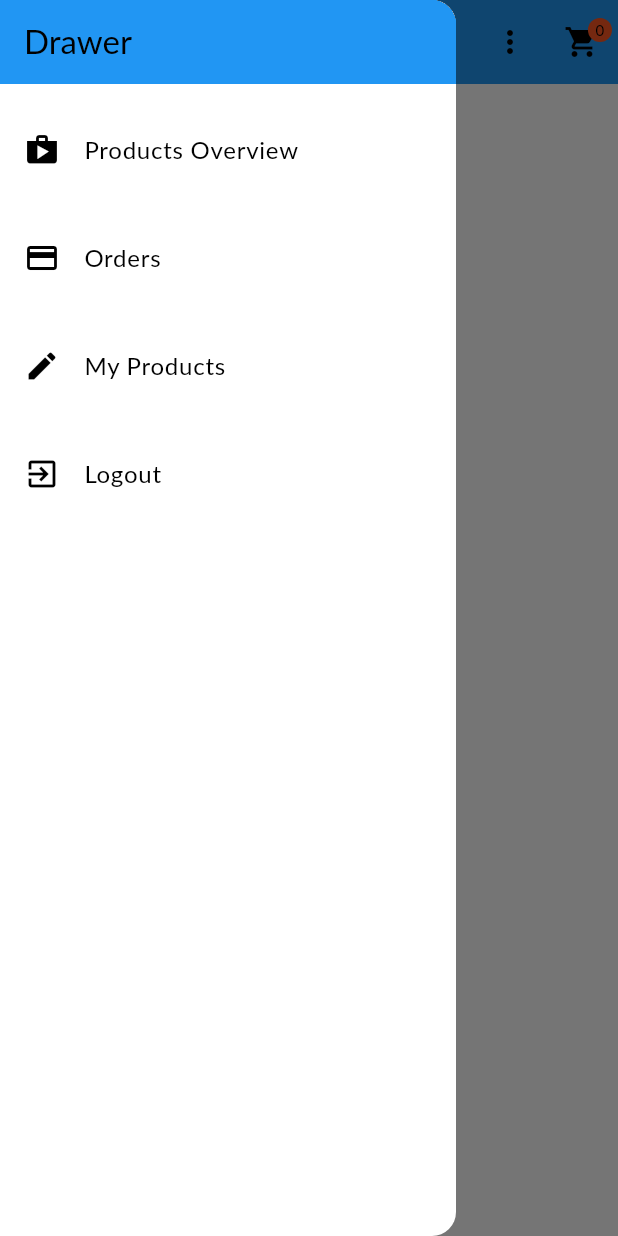
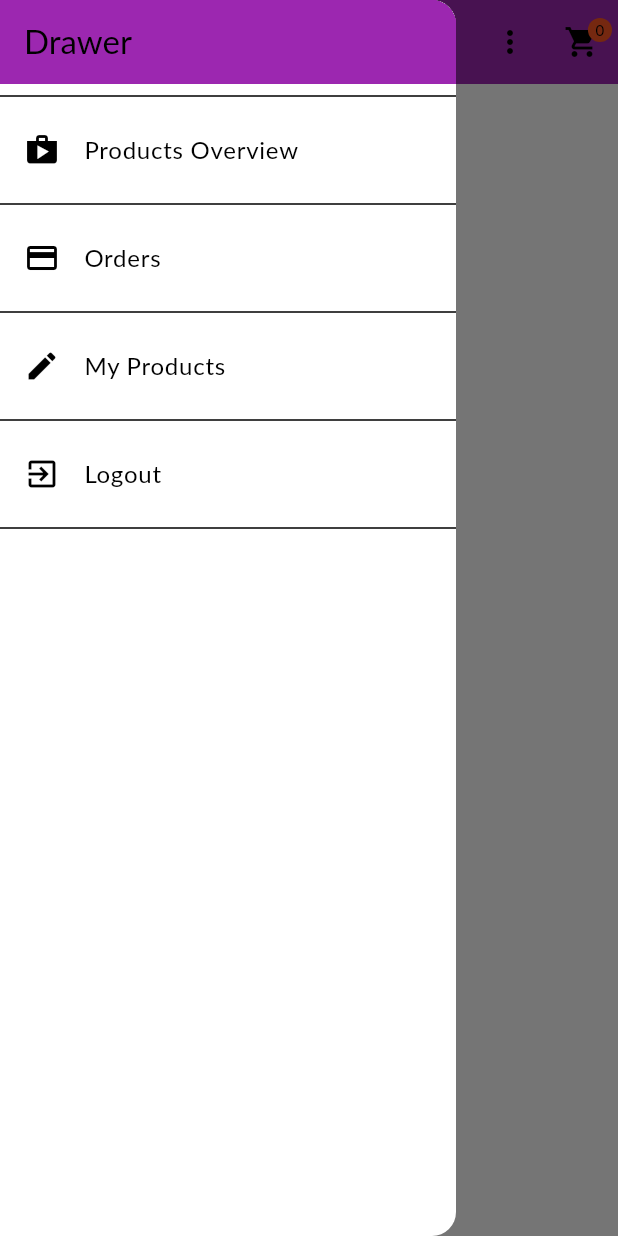
Before and after one commit to mussie-alemayehu/shop_app, a Flutter app: the screen it shows once a user with an empty profile is signed in, with the side drawer open, on a phone screen of 412 x 824 dp. Run offline on Flutter 3.47's test engine with Material 3 defaults, Android fonts, the light colour scheme and no system bars; our stand-ins replace firebase_auth, firebase_core, firebase_database; accounts and stored records are empty; generated files the repository leaves out were written again; Roboto replaces fonts that are missing (Lato).

Commit message:
fix the colors in the app

```diff
--- a/lib/main.dart
+++ b/lib/main.dart
@@ -47,8 +47,8 @@
         debugShowCheckedModeBanner: false,
         theme: ThemeData(
           useMaterial3: true,
-          primarySwatch: Colors.purple,
-          colorScheme: ColorScheme.fromSwatch().copyWith(
+          colorScheme: const ColorScheme.light(
+            primary: Colors.purple,
             secondary: Colors.deepOrange,
           ),
           canvasColor: const Color.fromARGB(235, 255, 239, 254),
--- a/lib/widgets/product_grid.dart
+++ b/lib/widgets/product_grid.dart
@@ -17,7 +17,6 @@
       padding: const EdgeInsets.all(10),
       gridDelegate: const SliverGridDelegateWithFixedCrossAxisCount(
         crossAxisCount: 2,
-        childAspectRatio: 3 / 2,
         mainAxisSpacing: 10,
         crossAxisSpacing: 10,
       ),
```
